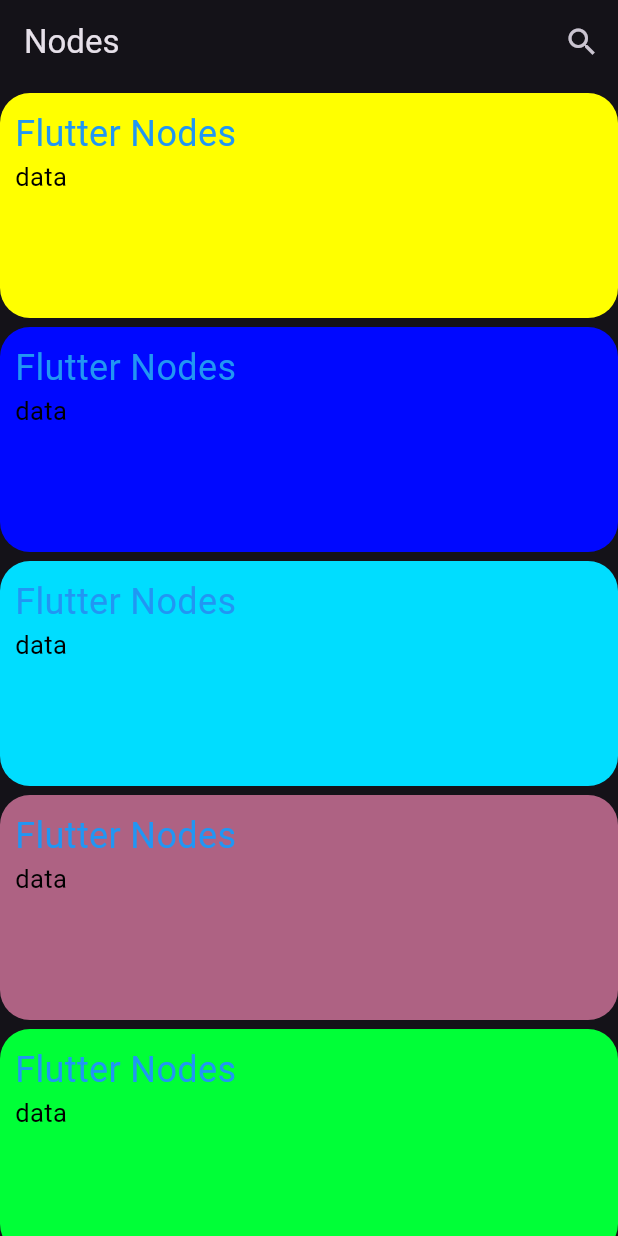
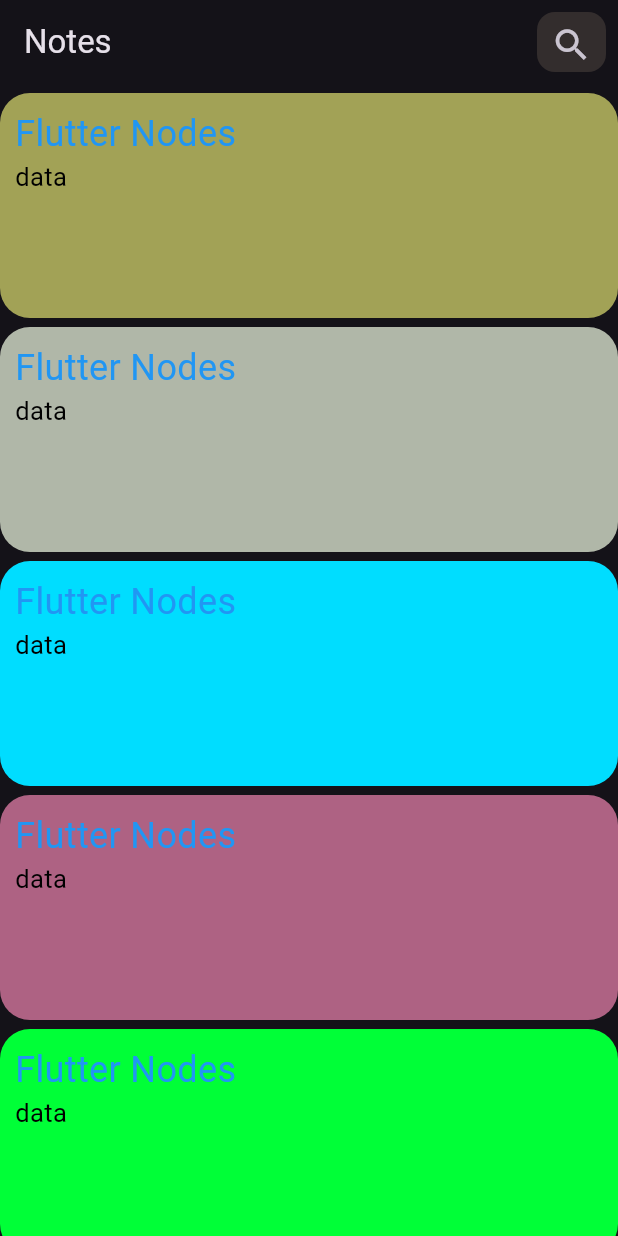
Before and after one commit to azzas7dawy/NodesApp, a Flutter app: the screen it shows after launch, on a phone screen of 412 x 824 dp. Run offline on Flutter 3.47's test engine with Material 3 defaults, Android fonts, the phone set to English and light mode, and no system bars.

Commit message:
some modifaction on appbar

```diff
--- a/lib/views/homepage.dart
+++ b/lib/views/homepage.dart
@@ -1,5 +1,6 @@
 import 'package:flutter/material.dart';
 
+import '../widgets/iconsearch.dart';
 import 'nodecard.dart';
 
 class HomePage extends StatelessWidget {
@@ -10,13 +11,10 @@
     return Scaffold(
       appBar: AppBar(
         //backgroundColor: Colors.black,
-        title: Text("Nodes"),
+        title: Text("Notes"),
           actions: [
-          IconButton(
-            icon: Icon(Icons.search),
-            onPressed: () {
-            },
-          ),
+
+ CustomSearchWidget(),
         ],
 
         ),
@@ -25,8 +23,8 @@
       child: SizedBox(
         child: Column(
           children: [
-            NodesCard(bColors: Colors.yellowAccent,TextCard: "Flutter Nodes",sColors: Colors.black,),
-            NodesCard(bColors: const Color.fromARGB(255, 0, 8, 255),TextCard: "Flutter Nodes",sColors: Colors.black,),
+            NodesCard(bColors: const Color.fromARGB(255, 162, 162, 86),TextCard: "Flutter Nodes",sColors: Colors.black,),
+            NodesCard(bColors: const Color.fromARGB(255, 176, 183, 168),TextCard: "Flutter Nodes",sColors: Colors.black,),
            NodesCard(bColors: const Color.fromARGB(255, 0, 221, 255),TextCard: "Flutter Nodes",sColors: Colors.black,),
            NodesCard(bColors: const Color.fromARGB(255, 174, 98, 131),TextCard: "Flutter Nodes",sColors: Colors.black,),
             NodesCard(bColors: const Color.fromARGB(255, 0, 255, 55),TextCard: "Flutter Nodes",sColors: Colors.black,),
--- /dev/null
+++ b/lib/widgets/iconsearch.dart
@@ -0,0 +1,23 @@
+import 'package:flutter/material.dart';
+
+class CustomSearchWidget extends StatelessWidget {
+  const CustomSearchWidget({super.key});
+
+  @override
+  Widget build(BuildContext context) {
+    return Container(
+      // padding: EdgeInsets.all(10),
+      margin: EdgeInsets.all(8),
+      height: 46,
+      width: 46,
+      decoration: BoxDecoration(
+        color: const Color.fromARGB(255, 51, 45, 45),
+
+       borderRadius: BorderRadius.circular(12) ,
+
+
+      ),
+      child: Center(child: IconButton(icon:Icon(Icons.search,size: 28,),onPressed: (){},)),
+    );
+  }
+}
```
